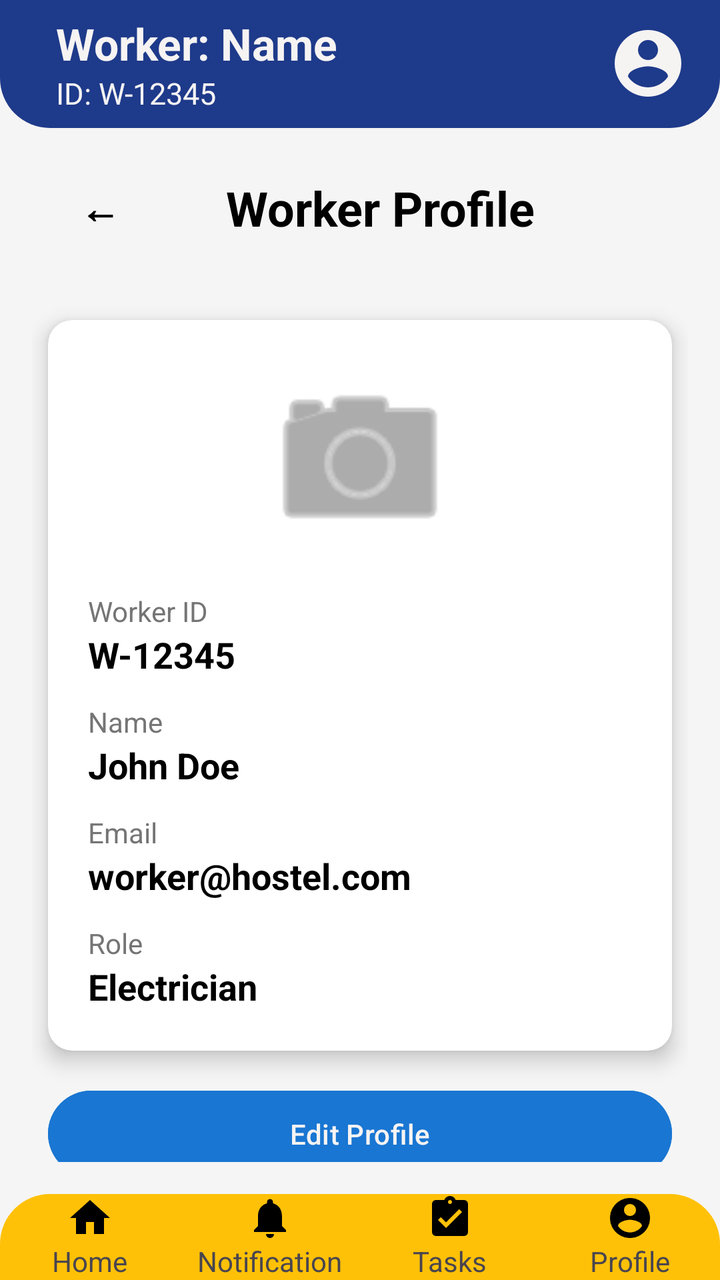
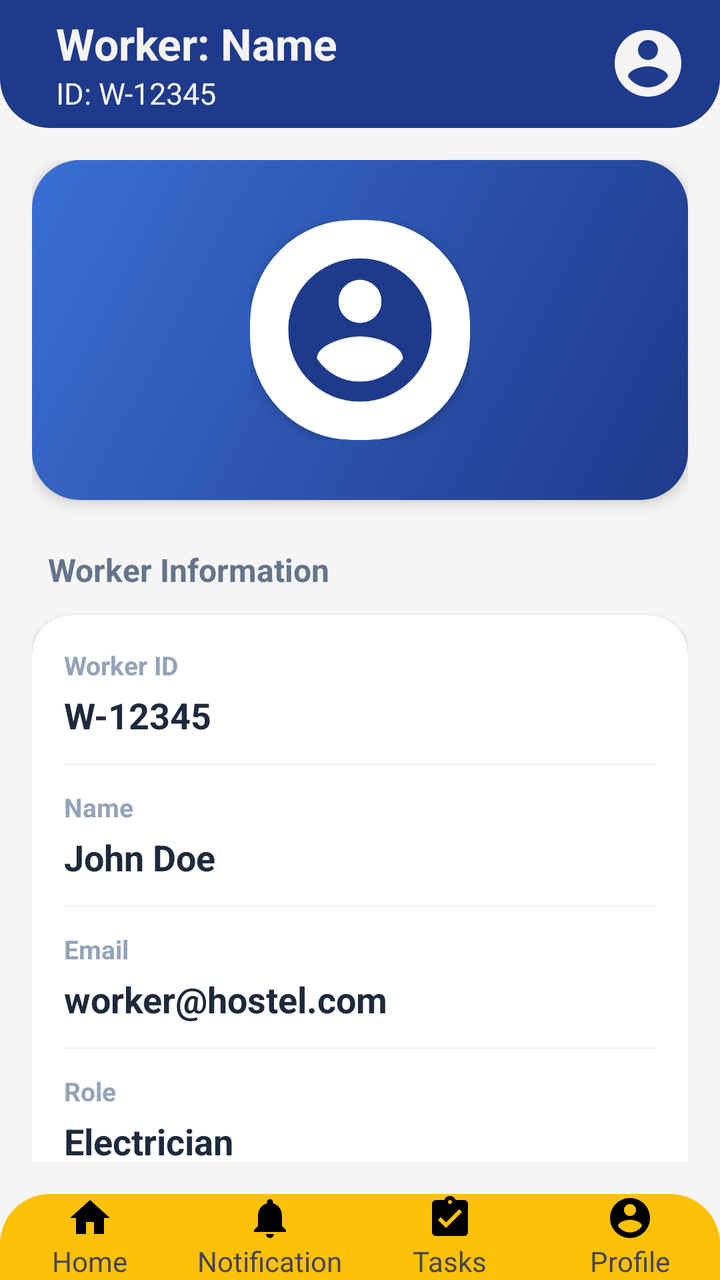

Before-and-after screenshots of an Android layout around one commit, followed by the original layout XML and the change that was made.
<!-- AndroidManifest.xml: application theme Theme.HostelComplaintApp -->
<!-- res/layout/activity_worker_profile.xml -->
<?xml version="1.0" encoding="utf-8"?>
<RelativeLayout xmlns:android="http://schemas.android.com/apk/res/android"
    xmlns:app="http://schemas.android.com/apk/res-auto"
    android:layout_width="match_parent"
    android:layout_height="match_parent"
    android:background="#F5F5F5">

    <include layout="@layout/top_bar"
        android:id="@+id/inc_top_bar"
        android:layout_width="match_parent"
        android:layout_height="wrap_content"
        android:layout_alignParentTop="true" />

    <include layout="@layout/bottom_nav"
        android:id="@+id/inc_bottom_nav"
        android:layout_width="match_parent"
        android:layout_height="wrap_content"
        android:layout_alignParentBottom="true" />

    <LinearLayout
        android:layout_width="match_parent"
        android:layout_height="match_parent"
        android:orientation="vertical"
        android:padding="16dp"
        android:layout_below="@id/inc_top_bar"
        android:layout_above="@id/inc_bottom_nav">

    <LinearLayout
        android:layout_width="match_parent"
        android:layout_height="wrap_content"
        android:orientation="horizontal"
        android:gravity="center_vertical"
        android:layout_marginBottom="24dp">

        <Button
            android:id="@+id/btnBack"
            android:layout_width="wrap_content"
            android:layout_height="wrap_content"
            android:text="←"
            android:textSize="20sp"
            android:textStyle="bold"
            android:background="@android:color/transparent"
            android:minWidth="48dp"
            android:textColor="@color/black" />

        <TextView
            android:layout_width="0dp"
            android:layout_weight="1"
            android:layout_height="wrap_content"
            android:text="Worker Profile"
            android:textSize="24sp"
            android:textStyle="bold"
            android:textColor="@color/black"
            android:gravity="center"
            android:layout_marginEnd="48dp" />
    </LinearLayout>

    <androidx.cardview.widget.CardView
        android:layout_width="match_parent"
        android:layout_height="wrap_content"
        android:layout_margin="8dp"
        app:cardCornerRadius="12dp"
        app:cardElevation="6dp">

        <LinearLayout
            android:layout_width="match_parent"
            android:layout_height="wrap_content"
            android:orientation="vertical"
            android:padding="20dp">

            <ImageView
                android:layout_width="100dp"
                android:layout_height="100dp"
                android:layout_gravity="center"
                android:layout_marginBottom="16dp"
                android:src="@android:drawable/ic_menu_camera"
                app:tint="#757575" />

            <TextView
                android:layout_width="wrap_content"
                android:layout_height="wrap_content"
                android:text="Worker ID"
                android:textSize="14sp"
                android:textColor="#757575" />

            <TextView
                android:id="@+id/tvWorkerId"
                android:layout_width="match_parent"
                android:layout_height="wrap_content"
                android:text="W-12345"
                android:textSize="18sp"
                android:textStyle="bold"
                android:textColor="@color/black"
                android:layout_marginBottom="12dp" />

            <EditText
                android:id="@+id/etWorkerId"
                android:layout_width="match_parent"
                android:layout_height="wrap_content"
                android:text="W-12345"
                android:textSize="18sp"
                android:textStyle="bold"
                android:textColor="@color/black"
                android:layout_marginBottom="12dp"
                android:enabled="true"
                android:focusable="true"
                android:visibility="gone" />

            <TextView
                android:layout_width="wrap_content"
                android:layout_height="wrap_content"
                android:text="Name"
                android:textSize="14sp"
                android:textColor="#757575" />

            <TextView
                android:id="@+id/tvWorkerName"
                android:layout_width="match_parent"
                android:layout_height="wrap_content"
                android:text="John Doe"
                android:textSize="18sp"
                android:textStyle="bold"
                android:textColor="@color/black"
                android:layout_marginBottom="12dp" />

            <EditText
                android:id="@+id/etWorkerName"
                android:layout_width="match_parent"
                android:layout_height="wrap_content"
                android:text="John Doe"
                android:textSize="18sp"
                android:textStyle="bold"
                android:textColor="@color/black"
                android:layout_marginBottom="12dp"
                android:enabled="true"
                android:focusable="true"
                android:visibility="gone" />

            <TextView
                android:layout_width="wrap_content"
                android:layout_height="wrap_content"
                android:text="Email"
                android:textSize="14sp"
                android:textColor="#757575" />

            <TextView
                android:id="@+id/tvWorkerEmail"
                android:layout_width="match_parent"
                android:layout_height="wrap_content"
                android:text="worker@hostel.com"
                android:textSize="18sp"
                android:textStyle="bold"
                android:textColor="@color/black"
                android:layout_marginBottom="12dp" />

            <EditText
                android:id="@+id/etWorkerEmail"
                android:layout_width="match_parent"
                android:layout_height="wrap_content"
                android:text="worker@hostel.com"
                android:textSize="18sp"
                android:textStyle="bold"
                android:textColor="@color/black"
                android:layout_marginBottom="12dp"
                android:enabled="true"
                android:focusable="true"
                android:visibility="gone" />

            <TextView
                android:layout_width="wrap_content"
                android:layout_height="wrap_content"
                android:text="Role"
                android:textSize="14sp"
                android:textColor="#757575" />

            <TextView
                android:id="@+id/tvWorkerRole"
                android:layout_width="match_parent"
                android:layout_height="wrap_content"
                android:text="Electrician"
                android:textSize="18sp"
                android:textStyle="bold"
                android:textColor="@color/black" />

            <EditText
                android:id="@+id/etWorkerRole"
                android:layout_width="match_parent"
                android:layout_height="wrap_content"
                android:text="Electrician"
                android:textSize="18sp"
                android:textStyle="bold"
                android:textColor="@color/black"
                android:enabled="true"
                android:focusable="true"
                android:visibility="gone" />

        </LinearLayout>
    </androidx.cardview.widget.CardView>

    <Space
        android:layout_width="match_parent"
        android:layout_height="0dp"
        android:layout_weight="1" />

    <Button
        android:id="@+id/btnEditProfile"
        android:layout_width="match_parent"
        android:layout_height="wrap_content"
        android:text="Edit Profile"
        android:backgroundTint="#1976D2"
        android:textColor="@color/white"
        android:layout_marginLeft="8dp"
        android:layout_marginRight="8dp"
        android:layout_marginTop="8dp"
        android:padding="12dp" />

    <Button
        android:id="@+id/btnLogout"
        android:layout_width="match_parent"
        android:layout_height="wrap_content"
        android:text="Logout"
        android:backgroundTint="#D32F2F"
        android:textColor="@color/white"
        android:layout_marginLeft="8dp"
        android:layout_marginRight="8dp"
        android:layout_marginBottom="8dp"
        android:padding="12dp" />

    </LinearLayout>
</RelativeLayout>
<!-- res/layout/top_bar.xml (included above) -->
<?xml version="1.0" encoding="utf-8"?>
<androidx.appcompat.widget.Toolbar xmlns:android="http://schemas.android.com/apk/res/android"
    xmlns:app="http://schemas.android.com/apk/res-auto"
    android:id="@+id/top_bar_toolbar"
    android:layout_width="match_parent"
    android:layout_height="80dp"
    android:background="@drawable/toolbar_bg">

    <LinearLayout
        android:layout_width="match_parent"
        android:layout_height="match_parent"
        android:orientation="horizontal"
        android:gravity="center_vertical"
        android:paddingStart="12dp"
        android:paddingEnd="16dp">

        <LinearLayout
            android:layout_width="0dp"
            android:layout_height="wrap_content"
            android:layout_weight="1"
            android:orientation="vertical">

            <TextView
                android:id="@+id/tvWorkerTopName"
                android:layout_width="wrap_content"
                android:layout_height="wrap_content"
                android:text="Worker: Name"
                android:textColor="@color/white"
                android:textSize="22sp"
                android:textStyle="bold"/>

            <TextView
                android:id="@+id/tvWorkerTopId"
                android:layout_width="wrap_content"
                android:layout_height="wrap_content"
                android:text="ID: W-12345"
                android:textColor="@color/white"
                android:textSize="15sp"/>

        </LinearLayout>

        <ImageView
            android:layout_width="40dp"
            android:layout_height="40dp"
            android:id="@+id/imgWorkerTopProfile"
            android:src="@drawable/baseline_account_circle_24"
            app:tint="@color/white"/>

    </LinearLayout>

</androidx.appcompat.widget.Toolbar>
<!-- res/layout/bottom_nav.xml (included above) -->
<?xml version="1.0" encoding="utf-8"?>
<LinearLayout xmlns:android="http://schemas.android.com/apk/res/android"
    android:id="@+id/bottom_nav_container"
    android:layout_width="match_parent"
    android:layout_height="60dp"
    android:orientation="horizontal"
    android:background="@drawable/bottom_nav_bg"
    android:weightSum="4">

    
    <LinearLayout
        android:id="@+id/nav_home"
        android:layout_width="0dp"
        android:layout_height="match_parent"
        android:layout_weight="1"
        android:gravity="center"
        android:orientation="vertical"
        android:clickable="true"
        android:focusable="true">

        <ImageView
            android:layout_width="24dp"
            android:layout_height="24dp"
            android:src="@drawable/baseline_home_24"/>

        <TextView
            android:layout_width="wrap_content"
            android:layout_height="wrap_content"
            android:text="Home"
            android:textSize="14sp"/>
    </LinearLayout>

    
    <LinearLayout
        android:id="@+id/nav_notification"
        android:layout_width="0dp"
        android:layout_height="match_parent"
        android:layout_weight="1"
        android:gravity="center"
        android:orientation="vertical"
        android:clickable="true"
        android:focusable="true">

        <ImageView
            android:layout_width="24dp"
            android:layout_height="24dp"
            android:src="@drawable/baseline_notifications_24"/>

        <TextView
            android:layout_width="wrap_content"
            android:layout_height="wrap_content"
            android:text="Notification"
            android:textSize="14sp"/>
    </LinearLayout>

    
    <LinearLayout
        android:id="@+id/nav_tasks"
        android:layout_width="0dp"
        android:layout_height="match_parent"
        android:layout_weight="1"
        android:gravity="center"
        android:orientation="vertical"
        android:clickable="true"
        android:focusable="true">

        <ImageView
            android:layout_width="24dp"
            android:layout_height="24dp"
            android:src="@drawable/baseline_assignment_turned_in_24"/>

        <TextView
            android:layout_width="wrap_content"
            android:layout_height="wrap_content"
            android:text="Tasks"
            android:textSize="14sp"/>
    </LinearLayout>

    
    <LinearLayout
        android:id="@+id/nav_profile"
        android:layout_width="0dp"
        android:layout_height="match_parent"
        android:layout_weight="1"
        android:gravity="center"
        android:orientation="vertical"
        android:clickable="true"
        android:focusable="true">

        <ImageView
            android:layout_width="24dp"
            android:layout_height="24dp"
            android:src="@drawable/baseline_account_circle_24"/>

        <TextView
            android:layout_width="wrap_content"
            android:layout_height="wrap_content"
            android:text="Profile"
            android:textSize="14sp"/>
    </LinearLayout>

</LinearLayout>
<!-- resources referenced by this layout -->
<resources>
  <color name="black">#000000</color>
  <color name="white">#F6F3F3</color>
  <!-- drawable baseline_account_circle_24 (drawable) -->
  <vector xmlns:android="http://schemas.android.com/apk/res/android" android:height="24dp" android:tint="#000000" android:viewportHeight="24" android:viewportWidth="24" android:width="24dp">
        
      <path android:fillColor="@android:color/white" android:pathData="M12,2C6.48,2 2,6.48 2,12s4.48,10 10,10 10,-4.48 10,-10S17.52,2 12,2zM12,5c1.66,0 3,1.34 3,3s-1.34,3 -3,3 -3,-1.34 -3,-3 1.34,-3 3,-3zM12,19.2c-2.5,0 -4.71,-1.28 -6,-3.22 0.03,-1.99 4,-3.08 6,-3.08 1.99,0 5.97,1.09 6,3.08 -1.29,1.94 -3.5,3.22 -6,3.22z"/>
      
  </vector>
  <!-- drawable baseline_home_24 (drawable) -->
  <vector xmlns:android="http://schemas.android.com/apk/res/android" android:height="24dp" android:tint="#000000" android:viewportHeight="24" android:viewportWidth="24" android:width="24dp">
        
      <path android:fillColor="@android:color/white" android:pathData="M10,20v-6h4v6h5v-8h3L12,3 2,12h3v8z"/>
      
  </vector>
  <!-- drawable baseline_notifications_24 (drawable) -->
  <vector xmlns:android="http://schemas.android.com/apk/res/android" android:height="24dp" android:tint="#000000" android:viewportHeight="24" android:viewportWidth="24" android:width="24dp">
        
      <path android:fillColor="@android:color/white" android:pathData="M12,22c1.1,0 2,-0.9 2,-2h-4c0,1.1 0.89,2 2,2zM18,16v-5c0,-3.07 -1.64,-5.64 -4.5,-6.32L13.5,4c0,-0.83 -0.67,-1.5 -1.5,-1.5s-1.5,0.67 -1.5,1.5v0.68C7.63,5.36 6,7.92 6,11v5l-2,2v1h16v-1l-2,-2z"/>
      
  </vector>
  <!-- drawable bottom_nav_bg (drawable) -->
  <?xml version="1.0" encoding="utf-8"?>
  <shape xmlns:android="http://schemas.android.com/apk/res/android">
  
      
      <solid android:color="#FFC107"/>
  
      
      <corners
          android:topLeftRadius="25dp"
          android:topRightRadius="25dp"
          android:bottomLeftRadius="0dp"
          android:bottomRightRadius="0dp"/>
  
  </shape>
  <!-- drawable toolbar_bg (drawable) -->
  <?xml version="1.0" encoding="utf-8"?>
  <shape xmlns:android="http://schemas.android.com/apk/res/android">
  
      <solid android:color="#1E3A8A"/>
  
      <corners
          android:topLeftRadius="0dp"
          android:topRightRadius="0dp"
          android:bottomLeftRadius="25dp"
          android:bottomRightRadius="25dp"/>
  
  </shape>
  <style name="Theme.HostelComplaintApp" parent="Base.Theme.HostelComplaintApp" />
  <style name="Base.Theme.HostelComplaintApp" parent="Theme.Material3.DayNight.NoActionBar">
          
          
      </style>
  <!-- unchanged entries left out for length: 1 -->
</resources>

<!-- the commit's change to res/layout/activity_worker_profile.xml (unified diff, before → after) -->
@@ -25,206 +25,241 @@
         android:layout_below="@id/inc_top_bar"
         android:layout_above="@id/inc_bottom_nav">
 
-    <LinearLayout
+    <ScrollView
         android:layout_width="match_parent"
-        android:layout_height="wrap_content"
-        android:orientation="horizontal"
-        android:gravity="center_vertical"
-        android:layout_marginBottom="24dp">
-
-        <Button
-            android:id="@+id/btnBack"
-            android:layout_width="wrap_content"
-            android:layout_height="wrap_content"
-            android:text="←"
-            android:textSize="20sp"
-            android:textStyle="bold"
-            android:background="@android:color/transparent"
-            android:minWidth="48dp"
-            android:textColor="@color/black" />
-
-        <TextView
-            android:layout_width="0dp"
-            android:layout_weight="1"
-            android:layout_height="wrap_content"
-            android:text="Worker Profile"
-            android:textSize="24sp"
-            android:textStyle="bold"
-            android:textColor="@color/black"
-            android:gravity="center"
-            android:layout_marginEnd="48dp" />
-    </LinearLayout>
-
-    <androidx.cardview.widget.CardView
-        android:layout_width="match_parent"
-        android:layout_height="wrap_content"
-        android:layout_margin="8dp"
-        app:cardCornerRadius="12dp"
-        app:cardElevation="6dp">
+        android:layout_height="match_parent"
+        android:overScrollMode="never"
+        android:scrollbars="none">
 
         <LinearLayout
             android:layout_width="match_parent"
             android:layout_height="wrap_content"
             android:orientation="vertical"
-            android:padding="20dp">
-
-            <ImageView
-                android:layout_width="100dp"
-                android:layout_height="100dp"
-                android:layout_gravity="center"
-                android:layout_marginBottom="16dp"
-                android:src="@android:drawable/ic_menu_camera"
-                app:tint="#757575" />
+            android:paddingBottom="24dp">
+
+            
+            <LinearLayout
+                android:layout_width="match_parent"
+                android:layout_height="wrap_content"
+                android:orientation="vertical"
+                android:background="@drawable/profile_hero_bg"
+                android:paddingTop="30dp"
+                android:paddingBottom="30dp"
+                android:elevation="4dp"
+                android:gravity="center">
+
+                <FrameLayout
+                    android:layout_width="wrap_content"
+                    android:layout_height="wrap_content">
+
+                    <ImageView
+                        android:layout_width="110dp"
+                        android:layout_height="110dp"
+                        android:src="@drawable/baseline_account_circle_24"
+                        android:background="@drawable/profile_avatar_ring"
+                        android:clipToOutline="true"
+                        android:scaleType="centerCrop"
+                        android:padding="12dp"
+                        app:tint="#1E3A8A"
+                        android:elevation="4dp"/>
+                </FrameLayout>
+            </LinearLayout>
 
             <TextView
                 android:layout_width="wrap_content"
                 android:layout_height="wrap_content"
-                android:text="Worker ID"
-                android:textSize="14sp"
-                android:textColor="#757575" />
-
-            <TextView
-                android:id="@+id/tvWorkerId"
+                android:text="Worker Information"
+                android:textStyle="bold"
+                android:textColor="#64748B"
+                android:textSize="16sp"
+                android:layout_marginTop="24dp"
+                android:layout_marginBottom="12dp"
+                android:layout_marginStart="8dp"/>
+
+            
+            <LinearLayout
                 android:layout_width="match_parent"
                 android:layout_height="wrap_content"
-                android:text="W-12345"
-                android:textSize="18sp"
+                android:orientation="vertical"
+                android:background="@drawable/menu_card_bg"
+                android:elevation="2dp"
+                android:padding="16dp">
+
+                
+                <TextView
+                    android:layout_width="wrap_content"
+                    android:layout_height="wrap_content"
+                    android:text="Worker ID"
+                    android:textSize="13sp"
+                    android:textStyle="bold"
+                    android:textColor="#94A3B8" />
+
+                <TextView
+                    android:id="@+id/tvWorkerId"
+                    android:layout_width="match_parent"
+                    android:layout_height="wrap_content"
+                    android:text="W-12345"
+                    android:textSize="18sp"
+                    android:textStyle="bold"
+                    android:textColor="#1E293B"
+                    android:layout_marginTop="4dp"
+                    android:layout_marginBottom="12dp" />
+
+                <EditText
+                    android:id="@+id/etWorkerId"
+                    android:layout_width="match_parent"
+                    android:layout_height="wrap_content"
+                    android:text="W-12345"
+                    android:textSize="18sp"
+                    android:textStyle="bold"
+                    android:textColor="#1E293B"
+                    android:background="@drawable/edittext_bg"
+                    android:padding="8dp"
+                    android:layout_marginBottom="12dp"
+                    android:enabled="true"
+                    android:focusable="true"
+                    android:visibility="gone" />
+
+                <View android:layout_width="match_parent" android:layout_height="1dp" android:background="#F1F5F9" android:layout_marginBottom="12dp"/>
+
+                
+                <TextView
+                    android:layout_width="wrap_content"
+                    android:layout_height="wrap_content"
+                    android:text="Name"
+                    android:textSize="13sp"
+                    android:textStyle="bold"
+                    android:textColor="#94A3B8" />
+
+                <TextView
+                    android:id="@+id/tvWorkerName"
+                    android:layout_width="match_parent"
+                    android:layout_height="wrap_content"
+                    android:text="John Doe"
+                    android:textSize="18sp"
+                    android:textStyle="bold"
+                    android:textColor="#1E293B"
+                    android:layout_marginTop="4dp"
+                    android:layout_marginBottom="12dp" />
+
+                <EditText
+                    android:id="@+id/etWorkerName"
+                    android:layout_width="match_parent"
+                    android:layout_height="wrap_content"
+                    android:text="John Doe"
+                    android:textSize="18sp"
+                    android:textStyle="bold"
+                    android:textColor="#1E293B"
+                    android:background="@drawable/edittext_bg"
+                    android:padding="8dp"
+                    android:layout_marginBottom="12dp"
+                    android:enabled="true"
+                    android:focusable="true"
+                    android:visibility="gone" />
+
+                <View android:layout_width="match_parent" android:layout_height="1dp" android:background="#F1F5F9" android:layout_marginBottom="12dp"/>
+
+                
+                <TextView
+                    android:layout_width="wrap_content"
+                    android:layout_height="wrap_content"
+                    android:text="Email"
+                    android:textSize="13sp"
+                    android:textStyle="bold"
+                    android:textColor="#94A3B8" />
+
+                <TextView
+                    android:id="@+id/tvWorkerEmail"
+                    android:layout_width="match_parent"
+                    android:layout_height="wrap_content"
+                    android:text="worker@hostel.com"
+                    android:textSize="18sp"
+                    android:textStyle="bold"
+                    android:textColor="#1E293B"
+                    android:layout_marginTop="4dp"
+                    android:layout_marginBottom="12dp" />
+
+                <EditText
+                    android:id="@+id/etWorkerEmail"
+                    android:layout_width="match_parent"
+                    android:layout_height="wrap_content"
+                    android:text="worker@hostel.com"
+                    android:textSize="18sp"
+                    android:textStyle="bold"
+                    android:textColor="#1E293B"
+                    android:background="@drawable/edittext_bg"
+                    android:padding="8dp"
+                    android:layout_marginBottom="12dp"
+                    android:enabled="true"
+                    android:focusable="true"
+                    android:visibility="gone" />
+
+                <View android:layout_width="match_parent" android:layout_height="1dp" android:background="#F1F5F9" android:layout_marginBottom="12dp"/>
+
+                
+                <TextView
+                    android:layout_width="wrap_content"
+                    android:layout_height="wrap_content"
+                    android:text="Role"
+                    android:textSize="13sp"
+                    android:textStyle="bold"
+                    android:textColor="#94A3B8" />
+
+                <TextView
+                    android:id="@+id/tvWorkerRole"
+                    android:layout_width="match_parent"
+                    android:layout_height="wrap_content"
+                    android:text="Electrician"
+                    android:textSize="18sp"
+                    android:textStyle="bold"
+                    android:textColor="#1E293B"
+                    android:layout_marginTop="4dp" />
+
+                <EditText
+                    android:id="@+id/etWorkerRole"
+                    android:layout_width="match_parent"
+                    android:layout_height="wrap_content"
+                    android:text="Electrician"
+                    android:textSize="18sp"
+                    android:textStyle="bold"
+                    android:textColor="#1E293B"
+                    android:background="@drawable/edittext_bg"
+                    android:padding="8dp"
+                    android:enabled="true"
+                    android:focusable="true"
+                    android:visibility="gone" />
+
+            </LinearLayout>
+
+            <Space
+                android:layout_width="match_parent"
+                android:layout_height="24dp" />
+
+            <Button
+                android:id="@+id/btnEditProfile"
+                android:layout_width="match_parent"
+                android:layout_height="wrap_content"
+                android:text="Edit Profile"
+                android:backgroundTint="#3B6FD4"
+                android:textColor="@color/white"
                 android:textStyle="bold"
-                android:textColor="@color/black"
+                android:padding="14dp"
+                app:cornerRadius="12dp"
                 android:layout_marginBottom="12dp" />
 
-            <EditText
-                android:id="@+id/etWorkerId"
+            <Button
+                android:id="@+id/btnLogout"
                 android:layout_width="match_parent"
                 android:layout_height="wrap_content"
-                android:text="W-12345"
-                android:textSize="18sp"
+                android:text="Logout"
+                android:backgroundTint="#EF4444"
+                android:textColor="@color/white"
                 android:textStyle="bold"
-                android:textColor="@color/black"
-                android:layout_marginBottom="12dp"
-                android:enabled="true"
-                android:focusable="true"
-                android:visibility="gone" />
-
-            <TextView
-                android:layout_width="wrap_content"
-                android:layout_height="wrap_content"
-                android:text="Name"
-                android:textSize="14sp"
-                android:textColor="#757575" />
-
-            <TextView
-                android:id="@+id/tvWorkerName"
-                android:layout_width="match_parent"
-                android:layout_height="wrap_content"
-                android:text="John Doe"
-                android:textSize="18sp"
-                android:textStyle="bold"
-                android:textColor="@color/black"
-                android:layout_marginBottom="12dp" />
-
-            <EditText
-                android:id="@+id/etWorkerName"
-                android:layout_width="match_parent"
-                android:layout_height="wrap_content"
-                android:text="John Doe"
-                android:textSize="18sp"
-                android:textStyle="bold"
-                android:textColor="@color/black"
-                android:layout_marginBottom="12dp"
-                android:enabled="true"
-                android:focusable="true"
-                android:visibility="gone" />
-
-            <TextView
-                android:layout_width="wrap_content"
-                android:layout_height="wrap_content"
-                android:text="Email"
-                android:textSize="14sp"
-                android:textColor="#757575" />
-
-            <TextView
-                android:id="@+id/tvWorkerEmail"
-                android:layout_width="match_parent"
-                android:layout_height="wrap_content"
-                android:text="worker@hostel.com"
-                android:textSize="18sp"
-                android:textStyle="bold"
-                android:textColor="@color/black"
-                android:layout_marginBottom="12dp" />
-
-            <EditText
-                android:id="@+id/etWorkerEmail"
-                android:layout_width="match_parent"
-                android:layout_height="wrap_content"
-                android:text="worker@hostel.com"
-                android:textSize="18sp"
-                android:textStyle="bold"
-                android:textColor="@color/black"
-                android:layout_marginBottom="12dp"
-                android:enabled="true"
-                android:focusable="true"
-                android:visibility="gone" />
-
-            <TextView
-                android:layout_width="wrap_content"
-                android:layout_height="wrap_content"
-                android:text="Role"
-                android:textSize="14sp"
-                android:textColor="#757575" />
-
-            <TextView
-                android:id="@+id/tvWorkerRole"
-                android:layout_width="match_parent"
-                android:layout_height="wrap_content"
-                android:text="Electrician"
-                android:textSize="18sp"
-                android:textStyle="bold"
-                android:textColor="@color/black" />
-
-            <EditText
-                android:id="@+id/etWorkerRole"
-                android:layout_width="match_parent"
-                android:layout_height="wrap_content"
-                android:text="Electrician"
-                android:textSize="18sp"
-                android:textStyle="bold"
-                android:textColor="@color/black"
-                android:enabled="true"
-                android:focusable="true"
-                android:visibility="gone" />
+                android:padding="14dp"
+                app:cornerRadius="12dp" />
 
         </LinearLayout>
-    </androidx.cardview.widget.CardView>
-
-    <Space
-        android:layout_width="match_parent"
-        android:layout_height="0dp"
-        android:layout_weight="1" />
-
-    <Button
-        android:id="@+id/btnEditProfile"
-        android:layout_width="match_parent"
-        android:layout_height="wrap_content"
-        android:text="Edit Profile"
-        android:backgroundTint="#1976D2"
-        android:textColor="@color/white"
-        android:layout_marginLeft="8dp"
-        android:layout_marginRight="8dp"
-        android:layout_marginTop="8dp"
-        android:padding="12dp" />
-
-    <Button
-        android:id="@+id/btnLogout"
-        android:layout_width="match_parent"
-        android:layout_height="wrap_content"
-        android:text="Logout"
-        android:backgroundTint="#D32F2F"
-        android:textColor="@color/white"
-        android:layout_marginLeft="8dp"
-        android:layout_marginRight="8dp"
-        android:layout_marginBottom="8dp"
-        android:padding="12dp" />
+    </ScrollView>
 
     </LinearLayout>
 </RelativeLayout>
<!-- resource entries referenced after the edit -->
@@ -1,6 +1,5 @@
 <!-- resources referenced by this layout -->
 <resources>
-  <color name="black">#000000</color>
   <color name="white">#F6F3F3</color>
   <!-- drawable baseline_account_circle_24 (drawable) -->
   <vector xmlns:android="http://schemas.android.com/apk/res/android" android:height="24dp" android:tint="#000000" android:viewportHeight="24" android:viewportWidth="24" android:width="24dp">
@@ -35,6 +34,44 @@
           android:bottomRightRadius="0dp"/>
   
   </shape>
+  <!-- drawable edittext_bg (drawable) -->
+  <?xml version="1.0" encoding="utf-8"?>
+  <shape xmlns:android="http://schemas.android.com/apk/res/android"
+      android:shape="rectangle">
+      <solid android:color="#FFFFFF" />
+      <corners android:radius="8dp" />
+      <stroke
+          android:width="1dp"
+          android:color="#CCCCCC" />
+  </shape>
+  <!-- drawable menu_card_bg (drawable) -->
+  <?xml version="1.0" encoding="utf-8"?>
+  <shape xmlns:android="http://schemas.android.com/apk/res/android">
+      <solid android:color="#FFFFFF"/>
+      <corners android:radius="20dp"/>
+      <stroke
+          android:width="0dp"
+          android:color="@android:color/transparent"/>
+  </shape>
+  <!-- drawable profile_avatar_ring (drawable) -->
+  <?xml version="1.0" encoding="utf-8"?>
+  <shape xmlns:android="http://schemas.android.com/apk/res/android">
+      <solid android:color="#FFFFFF"/>
+      <corners android:radius="50dp"/>
+      <stroke
+          android:width="3dp"
+          android:color="#FFFFFF"/>
+  </shape>
+  <!-- drawable profile_hero_bg (drawable) -->
+  <?xml version="1.0" encoding="utf-8"?>
+  <shape xmlns:android="http://schemas.android.com/apk/res/android">
+      <gradient
+          android:startColor="#1E3A8A"
+          android:endColor="#3B6FD4"
+          android:angle="135"
+          android:type="linear"/>
+      <corners android:radius="24dp"/>
+  </shape>
   <!-- drawable toolbar_bg (drawable) -->
   <?xml version="1.0" encoding="utf-8"?>
   <shape xmlns:android="http://schemas.android.com/apk/res/android">
